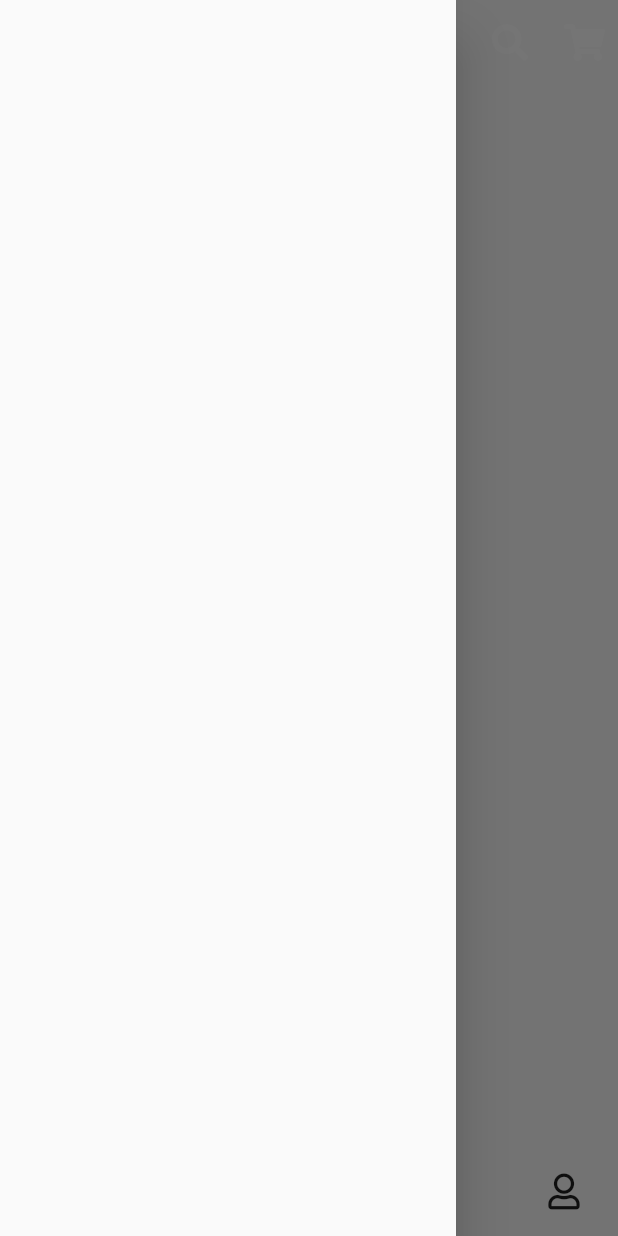
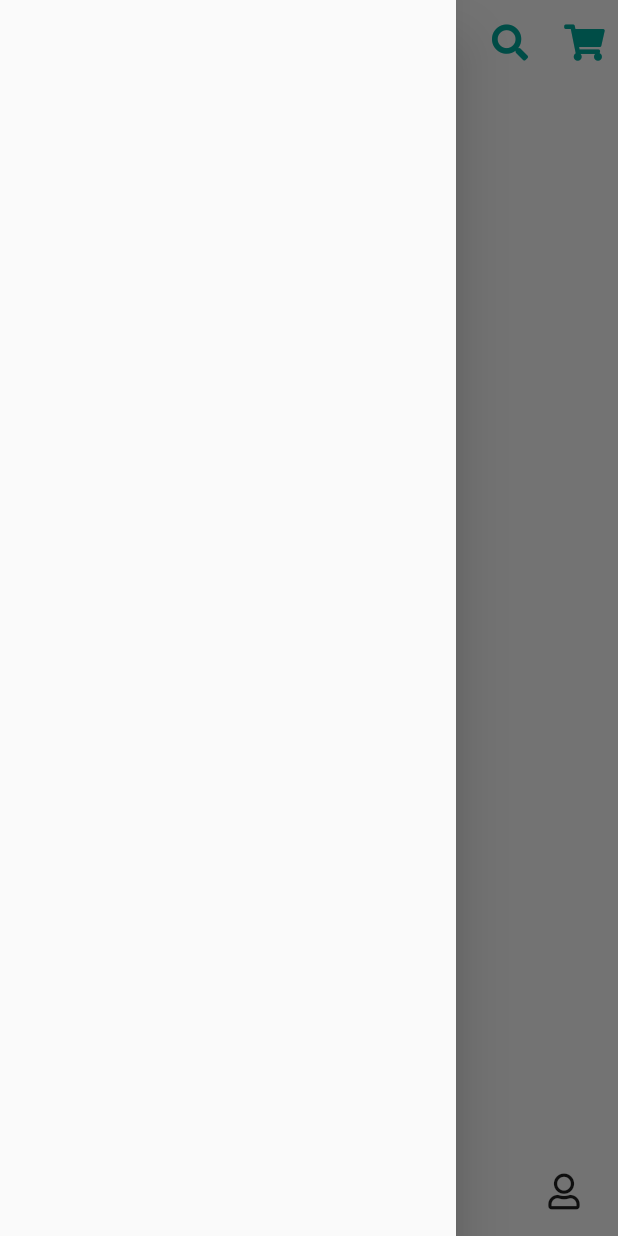
Before and after one commit to Mohamed50/Flutter-Firestore-E-Commeerce, a Flutter app: the screen it shows once a user with an empty profile is signed in, with the side drawer open, on a phone screen of 412 x 824 dp. Run offline on Flutter 3.47's test engine with Material 2 defaults, Android fonts, the phone set to English and light mode, and no system bars; drawn by our look-alikes of salomon_bottom_bar; our stand-ins replace cloud_firestore, firebase_auth, firebase_core, font_awesome_flutter, get, google_sign_in and 1 more; missing offline and left inert: flutter_login_facebook; accounts and stored records are empty; network calls fail; project files that could hold a hidden picture were left out.

Commit message:
change colors theme

```diff
--- a/lib/app.dart
+++ b/lib/app.dart
@@ -13,11 +13,15 @@ class MyApp extends StatelessWidget {
     Get.put(CartViewModel());
     return GetMaterialApp(
       initialBinding: Binding(),
+      debugShowCheckedModeBanner: false,
       home: AuthHandler(),
       theme: ThemeData(
-        primaryColor: primaryColor,
-        fontFamily: "Montserrat"
-      ),
+          primaryColor: primaryColor,
+          fontFamily: "Montserrat",
+          appBarTheme: AppBarTheme(
+              color: Colors.grey.shade50,
+              titleTextStyle: TextStyle(color: primaryColor),
+              iconTheme: IconThemeData(color: primaryColor))),
     );
   }
 }
--- a/lib/view/menu/menu.dart
+++ b/lib/view/menu/menu.dart
@@ -1,6 +1,7 @@
 import 'package:flutter/material.dart';
 import 'package:font_awesome_flutter/font_awesome_flutter.dart';
 import 'package:get/get.dart';
+import 'package:getx_example/config/const.dart';
 import 'package:getx_example/view-model/menu-view-model.dart';
 import 'package:getx_example/view/cart.dart';
 import 'package:getx_example/view/menu/home.dart';
@@ -18,11 +19,11 @@ class MenuPage extends GetWidget<MenuViewModel> {
       appBar: AppBar(
         elevation: 0,
         backgroundColor: Colors.grey.shade50,
-        title: CustomText("E - Commerce"),
+        title: CustomText("E - Commerce", color: primaryColor,),
         actions: [
           IconButton(onPressed: (){}, icon: Icon(FontAwesomeIcons.search)),
           IconButton(onPressed: (){
-            Get.to(CartPage());
+            Get.to(()=>CartPage());
           }, icon: Icon(FontAwesomeIcons.shoppingCart)),
         ],
       ),
```
